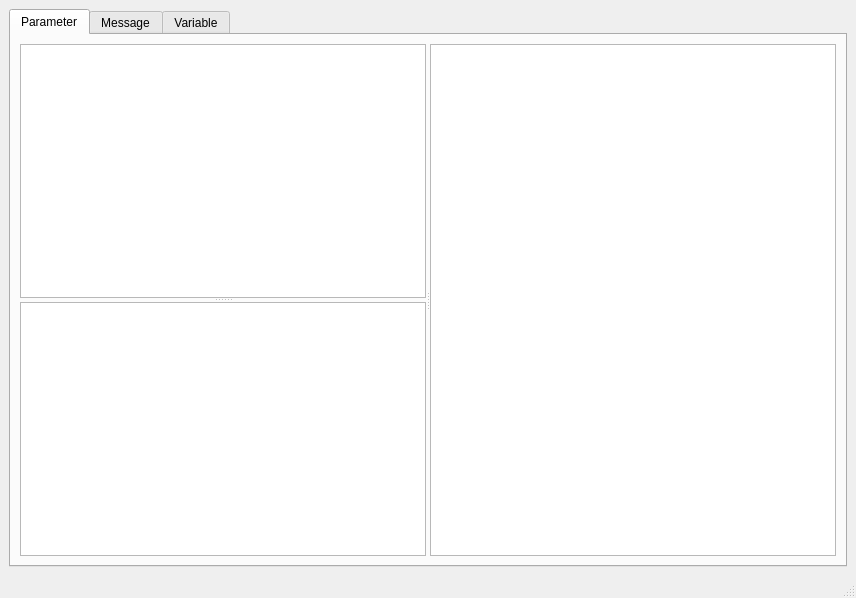
Qt form mainwindow.ui (coreanq/table_editor3) before a commit.
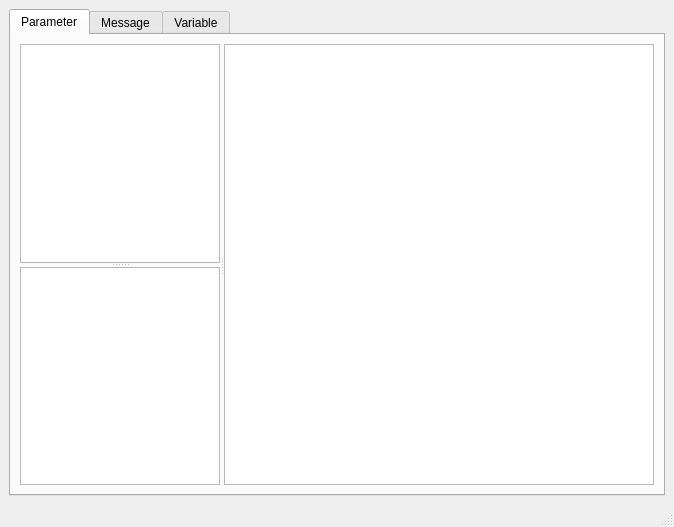
The same form after that commit.

The edit to the form file:
```diff
--- a/mainwindow.ui
+++ b/mainwindow.ui
@@ -6,8 +6,8 @@
    <rect>
     <x>0</x>
     <y>0</y>
-    <width>856</width>
-    <height>598</height>
+    <width>674</width>
+    <height>527</height>
    </rect>
   </property>
   <property name="windowTitle">
@@ -31,11 +31,31 @@
            <enum>Qt::Horizontal</enum>
           </property>
           <widget class="QSplitter" name="splitter">
+           <property name="maximumSize">
+            <size>
+             <width>200</width>
+             <height>16777215</height>
+            </size>
+           </property>
            <property name="orientation">
             <enum>Qt::Vertical</enum>
            </property>
-           <widget class="QTableView" name="viewGroup"/>
-           <widget class="QTableView" name="viewGroupInfo"/>
+           <widget class="QTableView" name="viewGroup">
+            <property name="maximumSize">
+             <size>
+              <width>200</width>
+              <height>16777215</height>
+             </size>
+            </property>
+           </widget>
+           <widget class="QTableView" name="viewGroupInfo">
+            <property name="maximumSize">
+             <size>
+              <width>200</width>
+              <height>16777215</height>
+             </size>
+            </property>
+           </widget>
           </widget>
           <widget class="QTableView" name="viewParameter"/>
          </widget>
```
Left out of the diff: 8 changed lines with no effect on the pictures.
